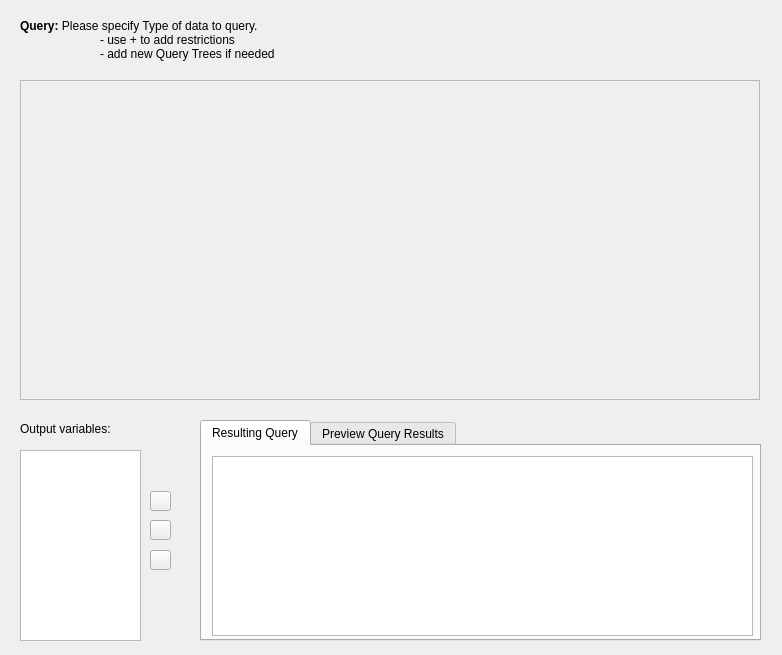
The window that vqbmainwindow.ui (sarslanhan/vqb) describes before a commit, drawn with Qt 5.
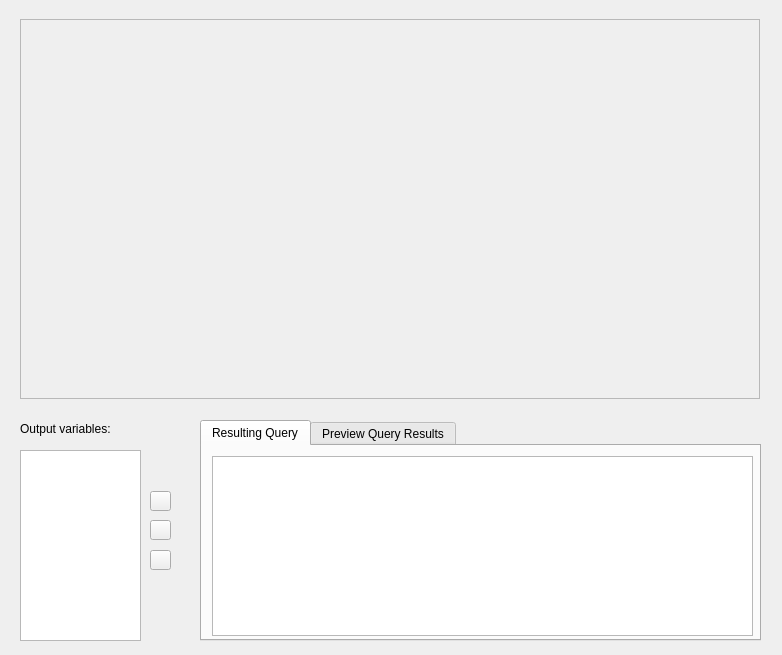
The same window after the commit. Custom widgets are drawn as their Qt base class.

```diff
--- a/vqbmainwindow.ui
+++ b/vqbmainwindow.ui
@@ -18,25 +18,6 @@
   <property name="windowTitle">
    <string>VqbForm</string>
   </property>
-  <widget class="QLabel" name="labelIntro">
-   <property name="geometry">
-    <rect>
-     <x>20</x>
-     <y>10</y>
-     <width>491</width>
-     <height>61</height>
-    </rect>
-   </property>
-   <property name="text">
-    <string>&lt;!DOCTYPE HTML PUBLIC &quot;-//W3C//DTD HTML 4.0//EN&quot; &quot;http://www.w3.org/TR/REC-html40/strict.dtd&quot;&gt;
-&lt;html&gt;&lt;head&gt;&lt;meta name=&quot;qrichtext&quot; content=&quot;1&quot; /&gt;&lt;style type=&quot;text/css&quot;&gt;
-p, li { white-space: pre-wrap; }
-&lt;/style&gt;&lt;/head&gt;&lt;body style=&quot; font-family:'Sans Serif'; font-size:9pt; font-weight:400; font-style:normal;&quot;&gt;
-&lt;p style=&quot; margin-top:0px; margin-bottom:0px; margin-left:0px; margin-right:0px; -qt-block-indent:0; text-indent:0px;&quot;&gt;&lt;span style=&quot; font-family:'DejaVu Sans'; font-weight:600;&quot;&gt;Query:&lt;/span&gt;&lt;span style=&quot; font-family:'DejaVu Sans';&quot;&gt; Please specify Type of data to query. &lt;/span&gt;&lt;/p&gt;
-&lt;p style=&quot; margin-top:0px; margin-bottom:0px; margin-left:0px; margin-right:0px; -qt-block-indent:0; text-indent:0px;&quot;&gt;&lt;span style=&quot; font-family:'DejaVu Sans';&quot;&gt;	- use + to add restrictions&lt;/span&gt;&lt;/p&gt;
-&lt;p style=&quot; margin-top:0px; margin-bottom:0px; margin-left:0px; margin-right:0px; -qt-block-indent:0; text-indent:0px;&quot;&gt;&lt;span style=&quot; font-family:'DejaVu Sans';&quot;&gt;	- add new Query Trees if needed &lt;/span&gt;&lt;/p&gt;&lt;/body&gt;&lt;/html&gt;</string>
-   </property>
-  </widget>
   <widget class="QLabel" name="labelOutputVars">
    <property name="geometry">
     <rect>
@@ -102,9 +83,9 @@
    <property name="geometry">
     <rect>
      <x>20</x>
-     <y>80</y>
+     <y>19</y>
      <width>740</width>
-     <height>320</height>
+     <height>380</height>
     </rect>
    </property>
    <property name="widgetResizable">
@@ -116,7 +97,7 @@
       <x>0</x>
       <y>0</y>
       <width>736</width>
-      <height>316</height>
+      <height>376</height>
      </rect>
     </property>
    </widget>
```
Left out of the diff: 7 changed lines with no effect on the pictures.
